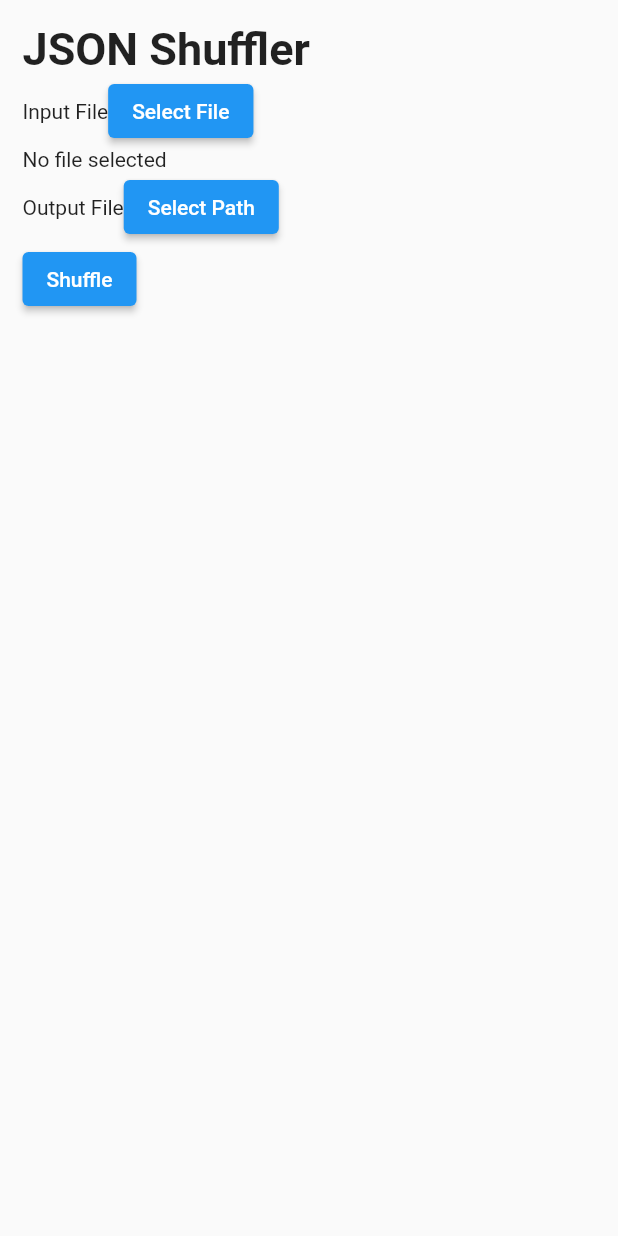
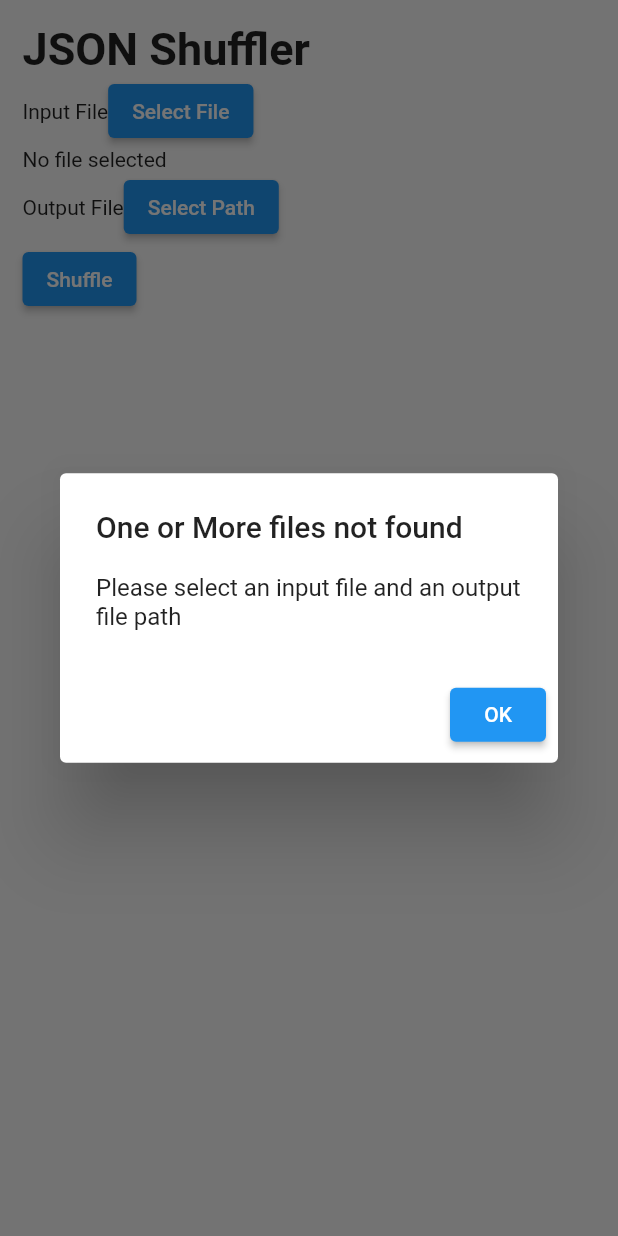
Before and after one commit to RavinduLa/DataSmith, a Flutter app: the JSONShuffler widget shown alone on an empty page, opened directly, after a tap on "Shuffle", on a phone screen of 412 x 824 dp. Run offline on Flutter 3.47's test engine with Material 2 defaults, Android fonts, the phone set to English and light mode, and no system bars; our stand-ins replace file_picker.

Commit message:
Completed shuffler service

```diff
--- a/lib/screens/json_shuffler.dart
+++ b/lib/screens/json_shuffler.dart
@@ -1,5 +1,7 @@
+import 'package:data_smith/services/json_shuffler_service.dart';
+import 'package:file_picker/file_picker.dart';
+import 'package:flutter/foundation.dart';
 import 'package:flutter/material.dart';
-
 
 class JSONShuffler extends StatefulWidget {
   const JSONShuffler({Key? key}) : super(key: key);
@@ -9,6 +11,8 @@ class JSONShuffler extends StatefulWidget {
 }
 
 class _JSONShufflerState extends State<JSONShuffler> {
+  PlatformFile? inputFile;
+  String? outputFilePath;
   @override
   Widget build(BuildContext context) {
     return Padding(
@@ -23,19 +27,102 @@ class _JSONShufflerState extends State<JSONShuffler> {
           Row(
             children: [
               const Text('Input File'),
-              ElevatedButton(onPressed: (){}, child: const Text('Select File'))
+              ElevatedButton(
+                  onPressed: () {
+                    pickInputFile();
+                  },
+                  child: const Text('Select File'))
             ],
           ),
-          const Text('No file selected'),
+          inputFile != null
+              ? Text(inputFile!.path.toString())
+              : const Text('No file selected'),
           Row(
             children: [
               const Text('Output File'),
-              ElevatedButton(onPressed: (){}, child: const Text('Select Path'))
+              ElevatedButton(
+                  onPressed: () {
+                    selectOutputFilePath();
+                  },
+                  child: const Text('Select Path'))
             ],
           ),
-          ElevatedButton(onPressed: (){}, child: const Text('Shuffle'))
+          ElevatedButton(
+              onPressed: () {
+                shuffleJson();
+              },
+              child: const Text('Shuffle'))
         ],
       ),
     );
   }
+
+  Future pickInputFile() async {
+    //pick the file
+    FilePickerResult? result = await FilePicker.platform.pickFiles();
+
+    if (result != null) {
+      PlatformFile file = result.files.first;
+      setState(() => inputFile = file);
+      if (kDebugMode) {
+        print(file.name);
+        print(file.bytes);
+        print(file.size);
+        print(file.extension);
+        print(file.path);
+      }
+    } else {
+      // User canceled the picker
+    }
+  }
+
+  Future selectOutputFilePath() async {
+    String? outputFile = await FilePicker.platform.saveFile(
+      dialogTitle: 'Please select an output file:',
+      fileName: 'shuffled-file.json',
+    );
+
+    setState(() => outputFilePath = outputFile);
+
+    if (kDebugMode) {
+      print(outputFile);
+    }
+
+    if (outputFile == null) {
+      // User canceled the picker
+    }
+  }
+
+  void shuffleJson() {
+    if (validateFiles()) {
+      JSONShufflerService.generateJSONWithOneExtraField(
+          inputFile?.path, outputFilePath);
+    } else {
+      showDialog(
+          context: context,
+          builder: (BuildContext context) {
+            return AlertDialog(
+              title: const Text("One or More files not found"),
+              content: const Text(
+                  "Please select an input file and an output file path"),
+              actions: [
+                ElevatedButton(
+                  onPressed: () {
+                    Navigator.of(context).pop();
+                  },
+                  child: const Text("OK"),
+                )
+              ],
+            );
+          });
+    }
+  }
+
+  bool validateFiles() {
+    if (inputFile != null && outputFilePath != null) {
+      return true;
+    } else {
+      return false;
+    }
+  }
 }
--- a/lib/services/json_shuffler_service.dart
+++ b/lib/services/json_shuffler_service.dart
@@ -0,0 +1,40 @@
+import 'dart:convert';
+import 'dart:io';
+
+import 'package:flutter/foundation.dart';
+
+class JSONShufflerService {
+  static Future<void> generateJSONWithOneExtraField(
+      String? inputFilePath, String? outputFilePath) async {
+
+    if (inputFilePath != null && outputFilePath != null){
+      var originalList = [];
+      var shuffledList = [];
+      //needs to be async
+      await File(inputFilePath).openRead()
+          .map(utf8.decode)
+          .transform(const LineSplitter())
+      .forEach((element) {
+        var decodedObject = json.decode(element);
+        originalList.add(decodedObject);
+      });
+
+      originalList[0].shuffle();
+
+      for (var objArray in originalList){
+        for (var element in objArray) {
+          var encodedObject = json.encode(element);
+          shuffledList.add(encodedObject);
+        }
+      }
+
+      File file = File(outputFilePath);
+      file.openWrite();
+      file.writeAsString(shuffledList.toString());
+
+      if (kDebugMode) {
+        print('Shuffled list : $shuffledList');
+      }
+    }
+  }
+}
```
